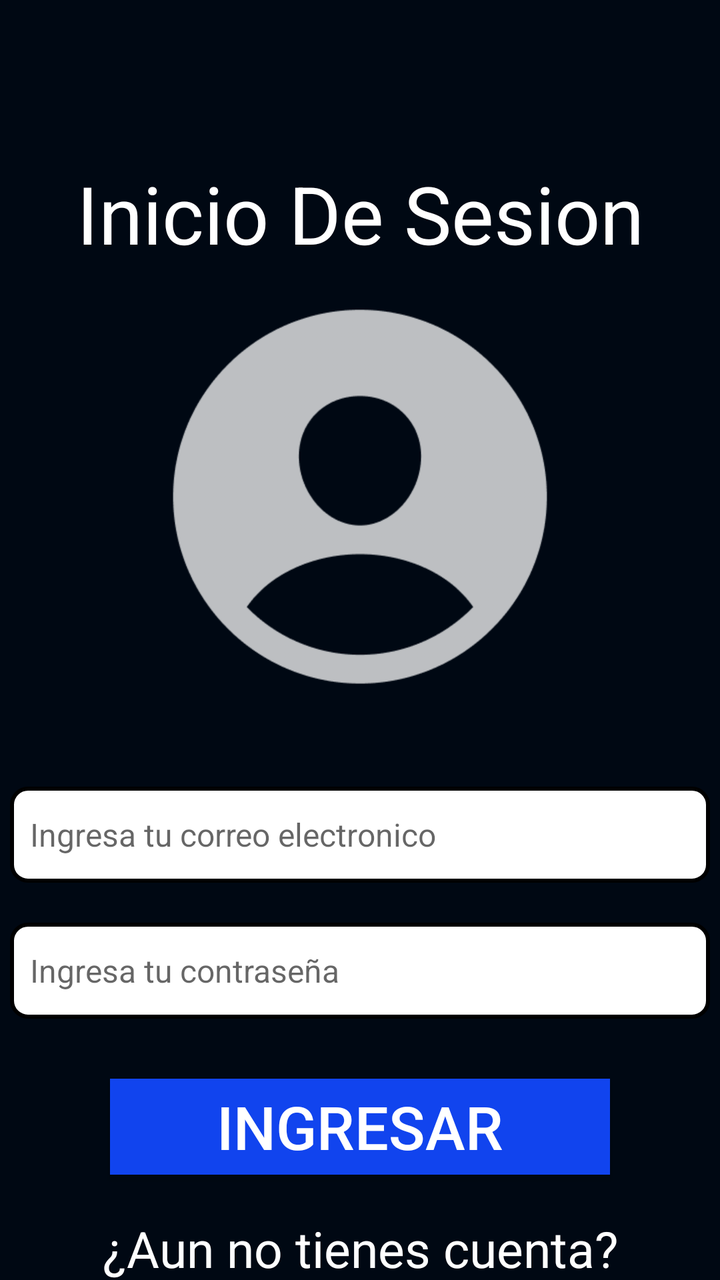
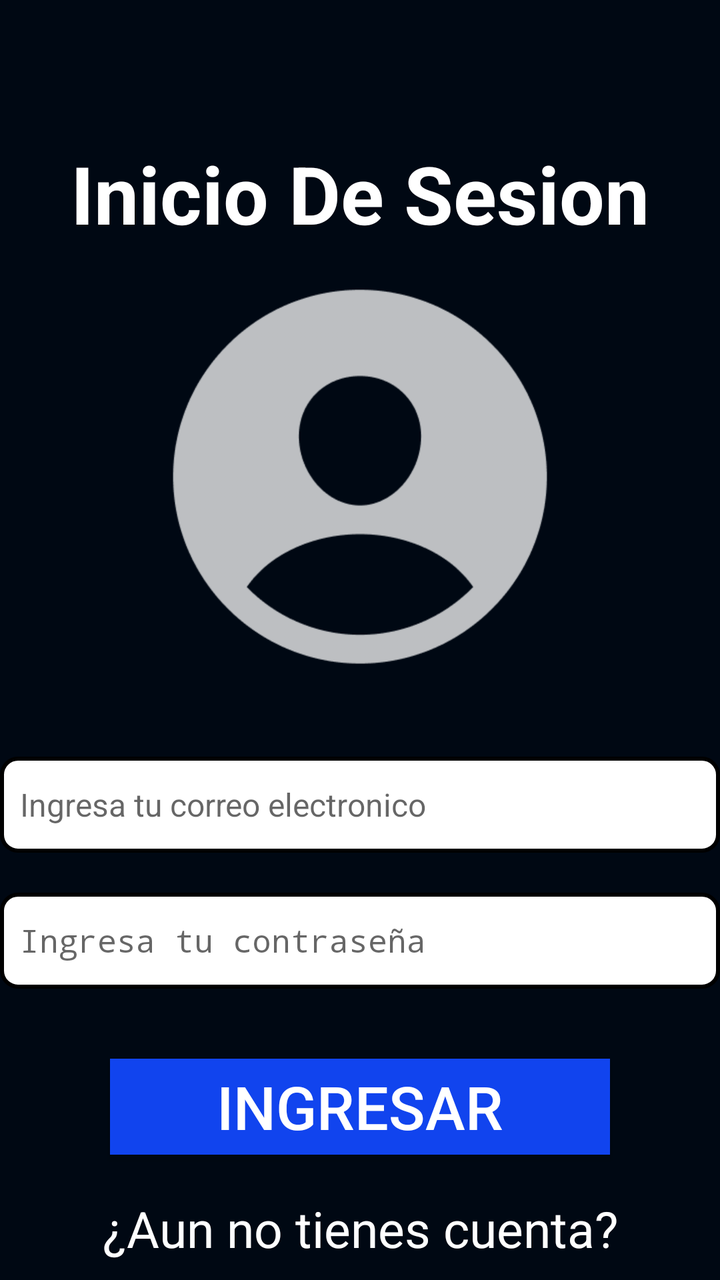

Before-and-after screenshots of an Android layout around one commit, followed by the original layout XML and the change that was made.
<!-- AndroidManifest.xml: activity theme splashTheme -->
<!-- res/layout/activity_universe.xml -->
<?xml version="1.0" encoding="utf-8"?>
<androidx.constraintlayout.widget.ConstraintLayout xmlns:android="http://schemas.android.com/apk/res/android"
    xmlns:app="http://schemas.android.com/apk/res-auto"
    xmlns:tools="http://schemas.android.com/tools"
    android:layout_width="match_parent"
    android:layout_height="match_parent"
    tools:context=".UniverseActivity"
    android:background="@color/backgroundUniverse">
    <TextView
        android:id="@+id/loginTextView"
        android:layout_width="wrap_content"
        android:layout_height="wrap_content"
        android:gravity="center"
        android:text="Inicio De Sesion"
        android:textSize="40sp"
        android:textColor="@color/white"
        app:layout_constraintEnd_toEndOf="parent"
        app:layout_constraintTop_toTopOf="parent"
        app:layout_constraintStart_toStartOf="parent"
        android:paddingTop="80dp"
        app:layout_constraintBottom_toTopOf="@id/loginUserImageView"/>
    <ImageView
        android:id="@+id/loginUserImageView"
        android:layout_width="230dp"
        android:layout_height="230dp"
        android:src="@drawable/user_icon"
        android:scaleType="centerCrop"
        app:layout_constraintStart_toStartOf="parent"
        app:layout_constraintEnd_toEndOf="parent"
        app:layout_constraintTop_toBottomOf="@id/loginTextView"
        />

    <EditText
        android:id="@+id/loginEmailEditText"
        android:layout_width="350dp"
        android:layout_height="wrap_content"
        android:layout_marginTop="30dp"
        android:background="@drawable/edit_text_background"
        android:hint="Ingresa tu correo electronico"
        android:inputType="text"
        android:minHeight="48dp"
        android:padding="10dp"
        android:textSize="16sp"
        app:layout_constraintEnd_toEndOf="parent"
        app:layout_constraintStart_toStartOf="parent"

        app:layout_constraintTop_toBottomOf="@id/loginUserImageView" />

    <EditText
        android:id="@+id/loginPasswordEditText"
        android:layout_width="350dp"
        android:layout_height="wrap_content"
        android:layout_marginTop="20dp"
        android:background="@drawable/edit_text_background"
        android:hint="Ingresa tu contraseña"
        android:inputType="text"
        android:minHeight="48dp"
        android:padding="10dp"
        android:textSize="16sp"
        app:layout_constraintEnd_toEndOf="parent"
        app:layout_constraintStart_toStartOf="parent"
        app:layout_constraintTop_toBottomOf="@id/loginEmailEditText" />
    <Button
        android:id="@+id/loginIngresarButton"
        android:layout_width="250dp"
        android:layout_height="wrap_content"
        android:text="Ingresar"
        android:gravity="center"
        android:textSize="30sp"
        android:layout_marginTop="30dp"
        app:layout_constraintStart_toStartOf="parent"
        app:layout_constraintEnd_toEndOf="parent"
        app:layout_constraintTop_toBottomOf="@id/loginPasswordEditText"
        android:background="@color/buttonColor"
        android:textColor="@color/white"
        android:onClick="login"
        />
    <TextView
        android:id="@+id/sinCuentaTextView"
        android:layout_width="wrap_content"
        android:layout_height="wrap_content"
        android:text="¿Aun no tienes cuenta?"
        android:textColor="@color/white"
        android:textSize="25sp"
        app:layout_constraintStart_toStartOf="parent"
        app:layout_constraintEnd_toEndOf="parent"
        app:layout_constraintTop_toBottomOf="@id/loginIngresarButton"
        android:layout_marginTop="20dp"
        />

    <TextView
        android:id="@+id/aquiTextView"
        android:layout_width="wrap_content"
        android:layout_height="wrap_content"
        android:layout_marginTop="5dp"
        android:clickable="true"
        android:minHeight="48dp"
        android:onClick="goToRegister"
        android:text="Registrate aqui"
        android:textColor="@color/blue"
        android:textSize="23sp"
        app:layout_constraintEnd_toEndOf="parent"
        app:layout_constraintStart_toStartOf="parent"

        app:layout_constraintTop_toBottomOf="@id/sinCuentaTextView" />
    <TextView
        android:id="@+id/listTextView"
        android:layout_width="wrap_content"
        android:layout_height="wrap_content"
        android:layout_marginTop="5dp"
        android:clickable="true"
        android:minHeight="48dp"
        android:onClick="goToList"
        android:text="Accede a la lista aqui"
        android:textColor="@color/purple_200"
        android:textSize="23sp"
        app:layout_constraintEnd_toEndOf="parent"
        app:layout_constraintStart_toStartOf="parent"
        app:layout_constraintTop_toBottomOf="@id/aquiTextView"
        app:layout_constraintBottom_toBottomOf="parent"
        android:layout_marginBottom="5dp"/>




</androidx.constraintlayout.widget.ConstraintLayout>
<!-- resources referenced by this layout -->
<resources>
  <color name="backgroundUniverse">#000813</color>
  <color name="blue">#0859C8</color>
  <color name="buttonColor">#14E</color>
  <color name="purple_200">#FFBB86FC</color>
  <color name="white">#FFFFFFFF</color>
  <!-- drawable edit_text_background (drawable) -->
  <?xml version="1.0" encoding="utf-8"?>
  
  <shape xmlns:android="http://schemas.android.com/apk/res/android">
      <solid android:color="@android:color/white" /> 
      <stroke
          android:width="2dp"
          android:color="@color/black"/> 
      <corners android:radius="8dp" /> 
  </shape>
  <!-- drawable user_icon: png bitmap (drawable, 8131 bytes) -->
  <style name="splashTheme" parent="AppTheme">
          <item name="android:windowBackground">@drawable/splashscreen</item>
      </style>
  <color name="black">#FF000000</color>
  <style name="AppTheme" parent="Theme.AppCompat.Light.DarkActionBar">
          
          
          <item name="colorPrimary">#303030</item>
          
          <item name="colorPrimaryDark">#424242</item>
          
          <item name="colorAccent">#FF5252</item>
      </style>
  <!-- drawable splashscreen (drawable) -->
  <?xml version="1.0" encoding="utf-8"?>
  
  <layer-list xmlns:android="http://schemas.android.com/apk/res/android">
      <item android:drawable="@color/black"/>
      <item>
          <bitmap android:src="@mipmap/universe_img"
                  android:gravity="center"
                  android:scaleType="fitCenter"/>
      </item>
  </layer-list>
</resources>

<!-- the commit's change to res/layout/activity_universe.xml (unified diff, before → after) -->
@@ -10,15 +10,17 @@
         android:id="@+id/loginTextView"
         android:layout_width="wrap_content"
         android:layout_height="wrap_content"
+        android:layout_marginTop="70dp"
         android:gravity="center"
         android:text="Inicio De Sesion"
+        android:textStyle="bold"
         android:textSize="40sp"
         android:textColor="@color/white"
         app:layout_constraintEnd_toEndOf="parent"
         app:layout_constraintTop_toTopOf="parent"
         app:layout_constraintStart_toStartOf="parent"
-        android:paddingTop="80dp"
         app:layout_constraintBottom_toTopOf="@id/loginUserImageView"/>
+
     <ImageView
         android:id="@+id/loginUserImageView"
         android:layout_width="230dp"
@@ -32,12 +34,13 @@
 
     <EditText
         android:id="@+id/loginEmailEditText"
-        android:layout_width="350dp"
+        android:layout_width="360dp"
         android:layout_height="wrap_content"
-        android:layout_marginTop="30dp"
+        android:layout_marginTop="25dp"
         android:background="@drawable/edit_text_background"
         android:hint="Ingresa tu correo electronico"
-        android:inputType="text"
+        android:inputType="textEmailAddress"
+        android:autofillHints="emailAddress"
         android:minHeight="48dp"
         android:padding="10dp"
         android:textSize="16sp"
@@ -48,12 +51,13 @@
 
     <EditText
         android:id="@+id/loginPasswordEditText"
-        android:layout_width="350dp"
+        android:layout_width="360dp"
         android:layout_height="wrap_content"
         android:layout_marginTop="20dp"
         android:background="@drawable/edit_text_background"
         android:hint="Ingresa tu contraseña"
-        android:inputType="text"
+        android:inputType="textPassword"
+        android:autofillHints="password"
         android:minHeight="48dp"
         android:padding="10dp"
         android:textSize="16sp"
@@ -67,7 +71,7 @@
         android:text="Ingresar"
         android:gravity="center"
         android:textSize="30sp"
-        android:layout_marginTop="30dp"
+        android:layout_marginTop="35dp"
         app:layout_constraintStart_toStartOf="parent"
         app:layout_constraintEnd_toEndOf="parent"
         app:layout_constraintTop_toBottomOf="@id/loginPasswordEditText"
@@ -103,24 +107,6 @@
         app:layout_constraintStart_toStartOf="parent"
 
         app:layout_constraintTop_toBottomOf="@id/sinCuentaTextView" />
-    <TextView
-        android:id="@+id/listTextView"
-        android:layout_width="wrap_content"
-        android:layout_height="wrap_content"
-        android:layout_marginTop="5dp"
-        android:clickable="true"
-        android:minHeight="48dp"
-        android:onClick="goToList"
-        android:text="Accede a la lista aqui"
-        android:textColor="@color/purple_200"
-        android:textSize="23sp"
-        app:layout_constraintEnd_toEndOf="parent"
-        app:layout_constraintStart_toStartOf="parent"
-        app:layout_constraintTop_toBottomOf="@id/aquiTextView"
-        app:layout_constraintBottom_toBottomOf="parent"
-        android:layout_marginBottom="5dp"/>
-
-
 
 
 </androidx.constraintlayout.widget.ConstraintLayout>
<!-- resource entries referenced after the edit -->
@@ -3,7 +3,6 @@
   <color name="backgroundUniverse">#000813</color>
   <color name="blue">#0859C8</color>
   <color name="buttonColor">#14E</color>
-  <color name="purple_200">#FFBB86FC</color>
   <color name="white">#FFFFFFFF</color>
   <!-- drawable edit_text_background (drawable) -->
   <?xml version="1.0" encoding="utf-8"?>
@@ -20,7 +19,7 @@
           <item name="android:windowBackground">@drawable/splashscreen</item>
       </style>
   <color name="black">#FF000000</color>
-  <style name="AppTheme" parent="Theme.AppCompat.Light.DarkActionBar">
+  <style name="AppTheme" parent="Theme.AppCompat.Light.NoActionBar">
           
           
           <item name="colorPrimary">#303030</item>
